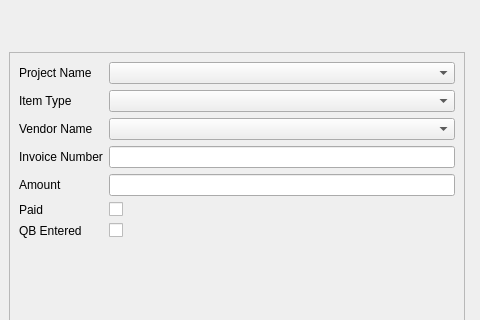
ryanswong/swift-file, file main.ui: the form before one commit; both pictures show x 0 to 480 and y 363 to 683 of the 936 by 827 pixel window.
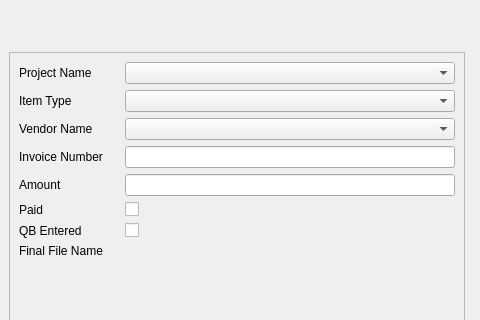
The form after the commit.

```diff
--- a/main.ui
+++ b/main.ui
@@ -34,6 +34,12 @@
         <layout class="QFormLayout" name="edit_form">
          <item row="0" column="0">
           <widget class="QLabel" name="projectNameLabel">
+           <property name="minimumSize">
+            <size>
+             <width>100</width>
+             <height>0</height>
+            </size>
+           </property>
            <property name="text">
             <string>Project Name</string>
            </property>
@@ -102,6 +108,20 @@
          <item row="6" column="1">
           <widget class="QCheckBox" name="qBEnteredCheckBox"/>
          </item>
+         <item row="7" column="0">
+          <widget class="QLabel" name="label">
+           <property name="text">
+            <string>Final File Name</string>
+           </property>
+          </widget>
+         </item>
+         <item row="7" column="1">
+          <widget class="QLabel" name="label_2">
+           <property name="text">
+            <string/>
+           </property>
+          </widget>
+         </item>
         </layout>
        </item>
        <item alignment="Qt::AlignRight">
```
Left out of the diff: 2 changed lines with no effect on the pictures.
